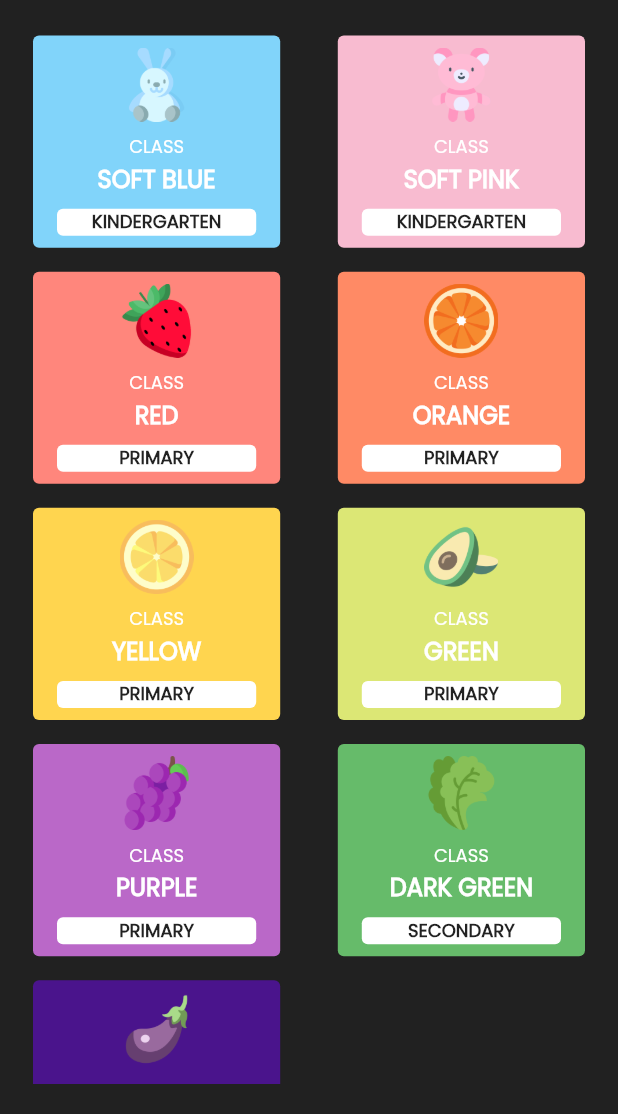
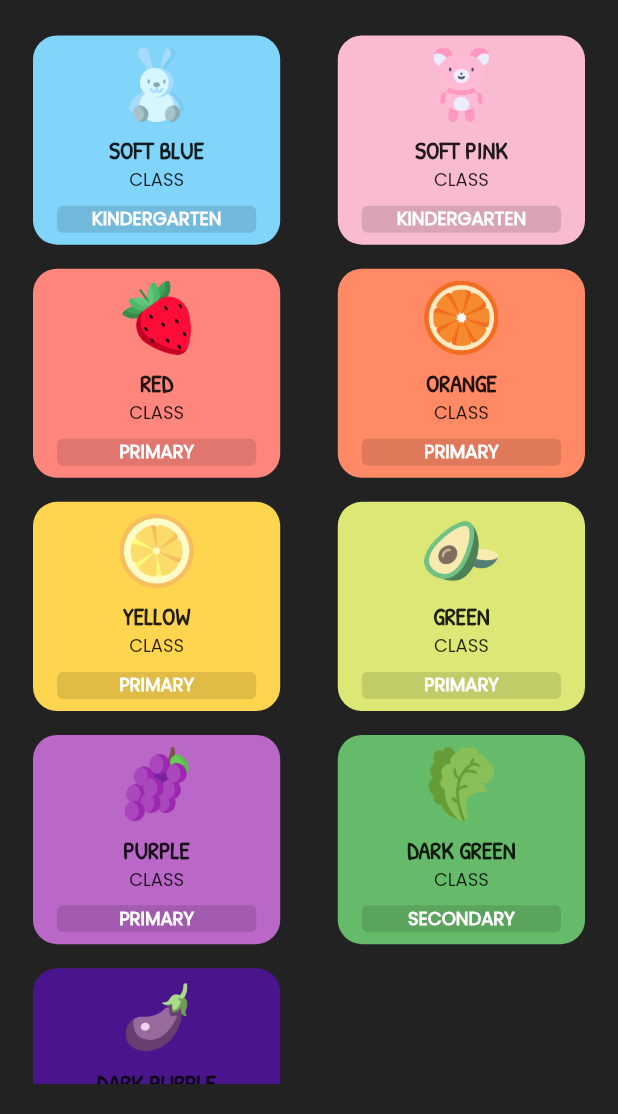
Before and after one commit to AngelaDevDesign/Rainbow-School, a Flutter app: the screen it shows after launch, on a phone screen of 412 x 824 dp, the part 122-1236 px from its top. Run offline on Flutter 3.47's test engine with Material 2 defaults, Android fonts, the phone set to English and light mode, and no system bars.

Commit message:
v0.0.1 Implementation of students list on screen
Main screen is ready with the different student classes. Once you click on one of them the list of students appears but has not yet been filtered by class

```diff
--- a/lib/home/pages/home_page.dart
+++ b/lib/home/pages/home_page.dart
@@ -1,8 +1,8 @@
 import 'package:flutter/material.dart';
 import 'package:lista_clase_colegio/shared/utils/global_variables/text.dart';
 import 'package:lista_clase_colegio/shared/utils/global_variables/theme.dart';
-import 'package:lista_clase_colegio/shared/widgets/text_button.dart';
 import 'package:lista_clase_colegio/shared/widgets/style/text.dart';
+import '../../shared/domains/class_students.dart';
 import '../../shared/utils/global_variables/style.dart';
 import '../widgets/class_box.dart';
 
@@ -16,55 +16,65 @@ class HomePage extends StatefulWidget {
 class _HomePageState extends State<HomePage> {
   List<Widget> kindergartnerClasses = [
     ClassBox(
-        color: SOFT_BLUE,
-        text: 'SOFT BLUE',
-        img: 'conejito.png',
-        classCategory: 'KINDERGARTEN'),
+      classStudents: ClassStudents(
+          className: 'SOFT BLUE',
+          img: 'conejito.png',
+          classCategory: 'KINDERGARTEN',
+          color: SOFT_BLUE)),
     ClassBox(
-        color: SOFT_PINK,
-        text: 'SOFT PINK',
+      classStudents: ClassStudents(
+        className: 'SOFT PINK',
         img: 'oso-de-peluche.png',
-        classCategory: 'KINDERGARTEN')
+        classCategory: 'KINDERGARTEN',
+        color: SOFT_PINK))
   ];
-  List<Widget> primaryFirstClasses = [
+  List<Widget>? primaryFirstClasses = [
     ClassBox(
-        color: RED, text: 'RED', img: 'fresa.png', classCategory: 'PRIMARY'),
+      classStudents: ClassStudents(
+          className: 'RED', img: 'fresa.png', classCategory: 'PRIMARY', color: RED),
+    ),
     ClassBox(
-        color: ORANGE,
-        text: 'ORANGE',
-        img: 'rodaja-de-naranja.png',
-        classCategory: 'PRIMARY')
+        classStudents: ClassStudents(
+            className: 'ORANGE',
+            img: 'rodaja-de-naranja.png',
+            classCategory: 'PRIMARY',
+            color: ORANGE))
   ];
   List<Widget> primarySecondClasses = [
     ClassBox(
-        color: YELLOW,
-        text: 'YELLOW',
+      classStudents: ClassStudents(
+        className: 'YELLOW',
         img: 'lemon.png',
-        classCategory: 'PRIMARY'),
+        classCategory: 'PRIMARY',
+        color: YELLOW)),
     ClassBox(
-        color: GREEN,
-        text: 'GREEN',
+      classStudents: ClassStudents(
+        className: 'GREEN',
         img: 'aguacate.png',
-        classCategory: 'PRIMARY')
+        classCategory: 'PRIMARY',
+        color: GREEN))
   ];
   List<Widget> primaryThirdClasses = [
     ClassBox(
-        color: PURPLE,
-        text: 'PURPLE',
+      classStudents: ClassStudents(
+        className: 'PURPLE',
         img: 'uva.png',
-        classCategory: 'PRIMARY'),
+        classCategory: 'PRIMARY',
+        color: PURPLE)),
     ClassBox(
-        color: DARK_GREEN,
-        text: 'DARK GREEN',
+      classStudents: ClassStudents(
+        className: 'DARK GREEN',
         img: 'ensalada.png',
-        classCategory: 'SECONDARY'),
+        classCategory: 'SECONDARY',
+        color: DARK_GREEN)),
   ];
   List<Widget> secondaryClasses = [
     ClassBox(
-        color: DARK_PURPLE,
-        text: 'DARK PURPLE',
+      classStudents: ClassStudents(
+        className: 'DARK PURPLE',
         img: 'berenjenas.png',
-        classCategory: 'SECONDARY')
+        classCategory: 'SECONDARY',
+        color: DARK_PURPLE))
   ];
 
   Row classesRow({List<Widget>? rowClasses}) {
@@ -73,20 +83,21 @@ class _HomePageState extends State<HomePage> {
       children: rowClasses!,
     );
   }
+
   @override
   Widget build(BuildContext context) {
     return SafeArea(
       child: Scaffold(
+        backgroundColor: Colors.black87,
           body: Container(
               padding: const EdgeInsets.symmetric(
                   vertical: PAGEMARGIN * 2, horizontal: PAGEMARGIN),
-              color: Colors.black87,
               child: Column(
                 children: [
                   textStyle(
                       text: TITLEHOME,
                       fontSize: TITLESIZE * 1.5,
-                      fontFamily: 'PatrickHand',
+                      fontFamily: TITLECLASSFONT,
                       fontColor: TEXTCOLOR,
                       weight: FontWeight.bold),
                   const SizedBox(height: ELEMENTMARGIN),
@@ -101,8 +112,7 @@ class _HomePageState extends State<HomePage> {
                     ]),
                   ),
                 ],
-              )
-          )),
+              ))),
     );
   }
 }
--- a/lib/home/widgets/class_box.dart
+++ b/lib/home/widgets/class_box.dart
@@ -1,27 +1,20 @@
 import 'package:flutter/material.dart';
 import 'package:lista_clase_colegio/classes/pages/class_page.dart';
-import 'package:lista_clase_colegio/home/widgets/image_box.dart';
+import 'package:lista_clase_colegio/shared/widgets/image_box.dart';
 import 'package:lista_clase_colegio/shared/utils/global_variables/icons.dart';
 import 'package:lista_clase_colegio/shared/utils/global_variables/style.dart';
 import 'package:lista_clase_colegio/shared/utils/global_variables/text.dart';
-import 'package:lista_clase_colegio/shared/utils/global_variables/theme.dart';
 import 'package:lista_clase_colegio/shared/utils/tools/routing.dart';
 import 'package:lista_clase_colegio/shared/widgets/style/box.dart';
 import 'package:lista_clase_colegio/shared/widgets/style/text.dart';
 
+import '../../shared/domains/class_students.dart';
+import '../../shared/widgets/class_category_box.dart';
+
 class ClassBox extends StatefulWidget {
-  Color color;
-  String text;
-  String? img;
-  String? classCategory;
+  ClassStudents classStudents;
 
-  ClassBox(
-      {Key? key,
-      required this.color,
-      required this.text,
-      this.img,
-      this.classCategory})
-      : super(key: key);
+  ClassBox({Key? key, required this.classStudents}) : super(key: key);
 
   @override
   State<ClassBox> createState() => _ClassBoxState();
@@ -36,47 +29,35 @@ class _ClassBoxState extends State<ClassBox> {
       child: Container(
         padding: const EdgeInsets.symmetric(vertical: ELEMENTMARGIN),
         width: MediaQuery.of(context).size.width * 0.4,
-        decoration: boxDecoration(radius: BOXRADIUS, color: widget.color),
+        decoration: boxDecoration(
+            radius: BOXRADIUS * 4, color: widget.classStudents.color),
         child: MaterialButton(
             child: Column(
               mainAxisAlignment: MainAxisAlignment.center,
               children: [
-                ImageBox(img: widget.img),
+                ImageBox(img: widget.classStudents.img, size: 0.12),
+                textStyle(
+                    text: widget.classStudents.className,
+                    //fontColor: TEXTCOLOR,
+                    fontSize: HEADERSIZE,
+                    fontColor: Colors.black87,
+                    fontFamily: 'PatrickHand',
+                    weight: FontWeight.bold,
+                    align: 'center'),
                 textStyle(
                     text: 'CLASS',
-                    fontColor: TEXTCOLOR,
+                    //fontColor: TEXTCOLOR,
+                    fontColor: Colors.black87,
                     fontSize: PARAGRAPHTEXT,
                     align: 'center'),
-                textStyle(
-                    text: widget.text,
-                    fontColor: TEXTCOLOR,
-                    fontSize: HEADERSIZE,
-                    weight: FontWeight.bold,
-                    align: 'center'),
                 const SizedBox(height: ELEMENTMARGIN),
-                Container(
-                  decoration: boxDecoration(),
-                  child: widget.classCategory != null
-                      ? Center(
-                          child: textStyle(
-                              text: widget.classCategory,
-                              fontSize: PARAGRAPHTEXT,
-                              weight: FontWeight.bold))
-                      : ERROR,
-                )
-                /*const Divider(thickness: 1.0, color: Colors.white),
-                widget.classCategory != null
-                    ? Center(
-                        child: textStyle(
-                            text: widget.classCategory,
-                            fontSize: PARAGRAPHTEXT,
-                            fontColor: BASECOLOR))
-                    : ERROR,
-                const Divider(thickness: 1.0, color: Colors.white),*/
+                classCategoryBox(widget.classStudents.classCategory)
               ],
             ),
             onPressed: () {
-              goToPage(page: const ClassPage(), context: context);
+              goToPage(
+                  page: ClassPage(classStudents: widget.classStudents),
+                  context: context);
             }),
       ),
     );
--- /dev/null
+++ b/lib/shared/domains/class_students.dart
@@ -0,0 +1,15 @@
+import 'package:flutter/material.dart';
+
+class ClassStudents {
+  String className;
+  String img;
+  String classCategory;
+  Color color;
+
+  ClassStudents(
+      {
+        required this.color,
+        required this.className,
+        required this.img,
+        required this.classCategory});
+}
--- a/lib/shared/utils/global_variables/text.dart
+++ b/lib/shared/utils/global_variables/text.dart
@@ -5,7 +5,9 @@ const String TITLEGREENCLASS = 'Green Class';
 const String TITLEYELLOWCLASS = 'Yellow Class';
 const String TITLEPINKCLASS = 'Pink Class';
 
+const String TITLECLASSFONT = 'PatrickHand';
+
 const double TITLESIZE = 30.0;
-const double BIGHEADERSIZE = 20.0;
+const double BIGHEADERSIZE = 24.0;
 const double HEADERSIZE = 16.0;
 const double PARAGRAPHTEXT = 12.0;
--- /dev/null
+++ b/lib/shared/widgets/class_category_box.dart
@@ -0,0 +1,20 @@
+import 'package:flutter/material.dart';
+import 'package:lista_clase_colegio/shared/widgets/style/box.dart';
+import 'package:lista_clase_colegio/shared/widgets/style/text.dart';
+
+import '../utils/global_variables/icons.dart';
+import '../utils/global_variables/text.dart';
+
+Container classCategoryBox(String? classCategory) {
+  return Container(
+    decoration: boxDecoration(color: Colors.black12),
+    child: classCategory != null
+        ? Center(
+        child: textStyle(
+            text: classCategory,
+            fontSize: PARAGRAPHTEXT,
+            fontColor: Colors.white,
+            weight: FontWeight.bold))
+        : ERROR,
+  );
+}
--- a/lib/home/widgets/image_box.dart
+++ b/lib/shared/widgets/image_box.dart
@@ -4,7 +4,9 @@ import 'package:lista_clase_colegio/shared/utils/global_variables/icons.dart';
 class ImageBox extends StatefulWidget {
 
   String? img;
-  ImageBox({Key? key, this.img}) : super(key: key);
+  num? size;
+
+  ImageBox({Key? key, this.img, this.size}) : super(key: key);
 
   @override
   State<ImageBox> createState() => _ImageBoxState();
@@ -16,8 +18,8 @@ class _ImageBoxState extends State<ImageBox> {
     return Padding(
       padding: const EdgeInsets.only(bottom: 8.0),
       child: SizedBox(
-        width: MediaQuery.of(context).size.width * 0.12,
-        height: MediaQuery.of(context).size.width * 0.12,
+        width: MediaQuery.of(context).size.width * widget.size!,
+        height: MediaQuery.of(context).size.width * widget.size!,
         child: widget.img != null ? Image.asset('assets/images/${widget.img}') : ERROR
       ),
     );
--- a/pubspec.yaml
+++ b/pubspec.yaml
@@ -59,6 +59,7 @@ flutter:
 
   assets:
     - assets/images/
+    - assets/data/
 
   fonts:
     - family: Poppins
```
Also changed, not shown: assets/data/json_list_students.json (added, +121 -0 lines), lib/classes/domain/student.dart (+5 -3 lines), lib/classes/pages/class_page.dart (+34 -10 lines), lib/classes/utils/tools.dart (added, +8 -0 lines), lib/classes/widgets/list_view.dart (added, +46 -0 lines), lib/classes/widgets/student_box.dart (added, +26 -0 lines), lib/shared/repository/repository.dart (+9 -0 lines).
